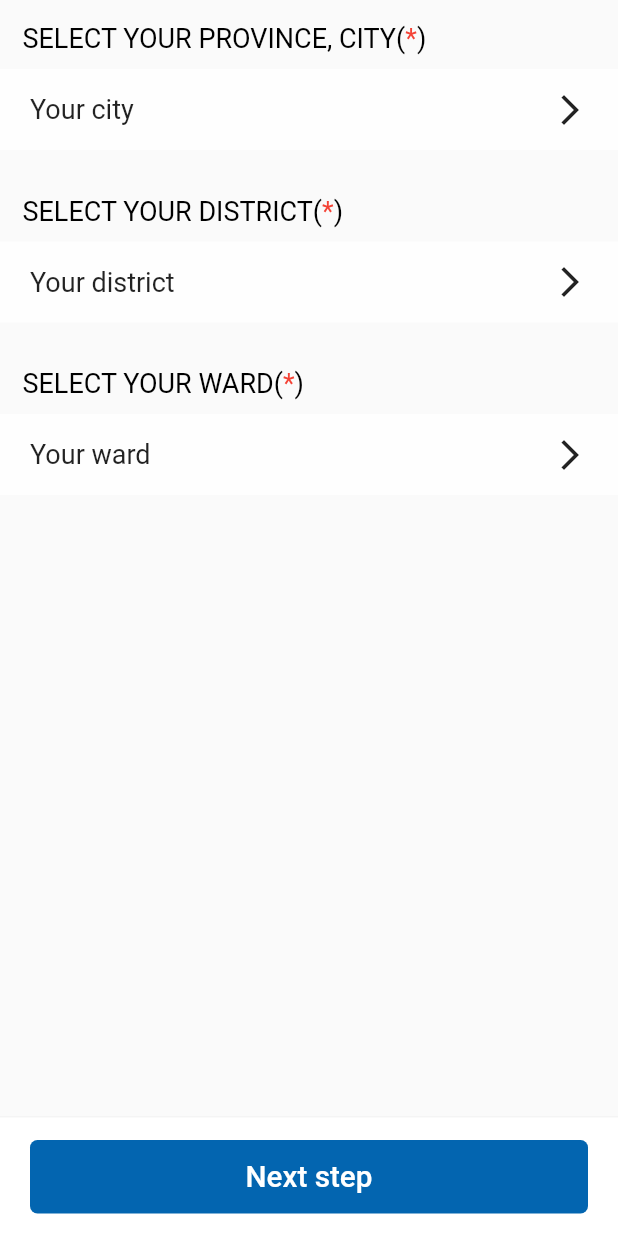
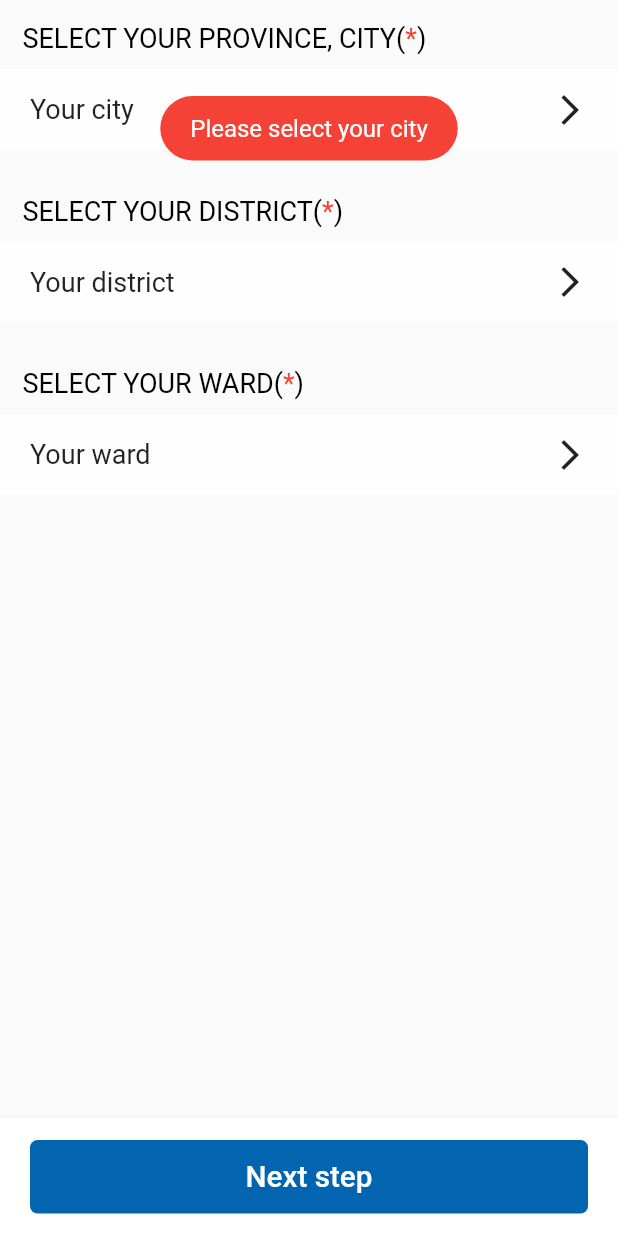
Before and after one commit to TaiTrien/Shaboo, a Flutter app: the LocationScreen screen opened directly, after a tap on "Next step", on a phone screen of 412 x 824 dp. Run offline on Flutter 3.47's test engine with Material 2 defaults, Android fonts, the phone set to English and light mode, and no system bars; our stand-ins replace bloc, connectivity, dotted_border, flutter_bloc, flutter_secure_storage, flutter_svg and 7 more; missing offline and left inert: flutter_absolute_path, flutter_auth_buttons, flutter_facebook_login, multi_image_picker; accounts and stored records are empty; network calls fail.

Commit message:
feat: save location state

```diff
--- a/lib/screens/post/book/detailed_book/detailed_book_controller.dart
+++ b/lib/screens/post/book/detailed_book/detailed_book_controller.dart
@@ -1,12 +1,17 @@
 import 'package:flutter/cupertino.dart';
 import 'package:flutter/material.dart';
+import 'package:shaboo/blocs/post/post_bloc.dart';
 import 'package:shaboo/model/post/book.dart';
 import 'package:shaboo/screens/post/book/see_more/see_more_screen.dart';
 
 class DetailedBookController {
   BuildContext context;
+  PostBloc _postBloc;
+
   DetailedBookController({this.context});
 
+  handleUploadPost() {}
+  //navigators
   toExit() => Navigator.pop(context);
   toSeeMoreScreen(BookModel selectedBook) =>
       Navigator.push(context, MaterialPageRoute(builder: (context) => SeeMoreScreen(selectedBook: selectedBook)));
--- a/lib/screens/post/book/detailed_book/detailed_book_screen.dart
+++ b/lib/screens/post/book/detailed_book/detailed_book_screen.dart
@@ -87,7 +87,7 @@ class DetailedBookScreen extends StatelessWidget {
       ),
       bottomNavigationBar: BottomButton(
         onPress: () {},
-        title: 'Next step',
+        title: 'Select this book',
       ),
     );
   }
--- a/lib/screens/post/location/location_controller.dart
+++ b/lib/screens/post/location/location_controller.dart
@@ -2,16 +2,35 @@ import 'package:flutter/cupertino.dart';
 import 'package:flutter/material.dart';
 import 'package:flutter_bloc/flutter_bloc.dart';
 import 'package:shaboo/blocs/location/location_bloc.dart';
+import 'package:shaboo/blocs/post/post_bloc.dart';
+import 'package:shaboo/model/post/post.dart';
 import 'package:shaboo/screens/post/location/detailed_location/detailed_location.dart';
 import 'package:shaboo/utils/notify.dart';
 
 class LocationController {
   BuildContext context;
   LocationBloc _locationBloc;
+  PostBloc _postBloc;
+  PageController pageController;
 
-  LocationController({this.context}) {
+  LocationController({this.context, this.pageController}) {
     _locationBloc = BlocProvider.of<LocationBloc>(context);
+    _postBloc = BlocProvider.of<PostBloc>(context);
   }
+
+  handleUpdateCurrentPost() {
+    if (selectedCity == null) return Notify().error(message: 'Please select your city');
+    if (selectedDistrict == null) return Notify().error(message: 'Please select your district');
+    if (selectedWard == null) return Notify().error(message: 'Please select your ward');
+    PostModel _currentPost =
+        PostModel(title: title, desc: desc, images: images, location: selectedWard["path_with_type"]);
+    _postBloc.add(UpdateCurrentPost(_currentPost));
+    toNextPage();
+  }
+
+  get title => _postBloc.state.currentPost.title;
+  get desc => _postBloc.state.currentPost.desc;
+  get images => _postBloc.state.currentPost.images;
 
   get cities => _locationBloc.state.locations.values.toList();
   get districts => _locationBloc.state.selectedCity["quan-huyen"].values.toList();
@@ -36,9 +55,10 @@ class LocationController {
   toWardList() {
     if (selectedCity == null) return Notify().error(message: 'Please select your city');
     if (selectedDistrict == null) return Notify().error(message: 'Please select your district');
-
     return toCityList(wards);
   }
 
+  //navigator
+  toNextPage() => pageController.nextPage(duration: Duration(milliseconds: 500), curve: Curves.ease);
   toExit() => Navigator.pop(context);
 }
--- a/lib/screens/post/location/location_screen.dart
+++ b/lib/screens/post/location/location_screen.dart
@@ -8,9 +8,12 @@ import 'package:shaboo/screens/post/location/components/selector_title.dart';
 import 'package:shaboo/screens/post/location/location_controller.dart';
 
 class LocationScreen extends StatelessWidget {
+  final PageController pageController;
+
+  const LocationScreen({Key key, this.pageController}) : super(key: key);
   @override
   Widget build(BuildContext context) {
-    var _controller = LocationController(context: context);
+    var _controller = LocationController(context: context, pageController: pageController);
     var size = MediaQuery.of(context).size;
     return Scaffold(
       body: SingleChildScrollView(
@@ -61,7 +64,7 @@ class LocationScreen extends StatelessWidget {
         ),
       ),
       bottomNavigationBar: BottomButton(
-        onPress: () {},
+        onPress: _controller.handleUpdateCurrentPost,
         title: 'Next step',
       ),
     );
--- a/lib/screens/post/post_screen.dart
+++ b/lib/screens/post/post_screen.dart
@@ -65,7 +65,7 @@ class _PostScreenState extends State<PostScreen> {
         children: [
           DescriptionScreen(pageController: _controller.pageController),
           AddImageScreen(pageController: _controller.pageController),
-          LocationScreen(),
+          LocationScreen(pageController: _controller.pageController),
           BookScreen(),
         ],
       ),
```
